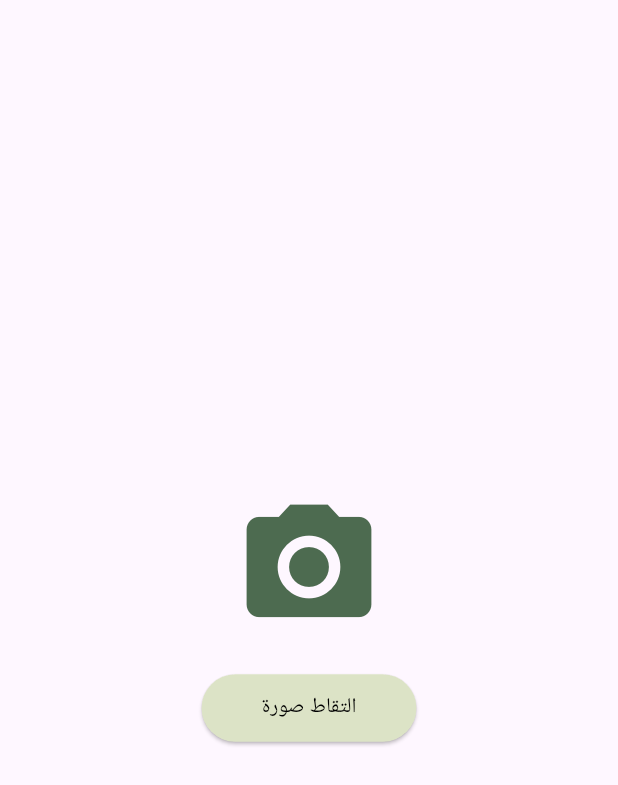
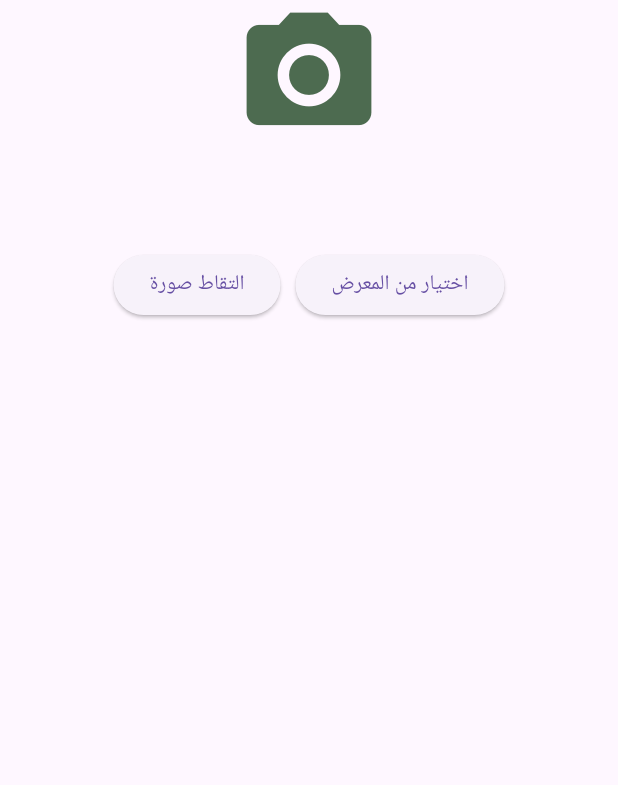
Before and after one commit to Faten-ha/bloom_a1, a Flutter app: the CameraScreen widget shown alone on an empty page, opened directly, on a phone screen of 412 x 824 dp. Shown: the top 785 px of the screen. Run offline on Flutter 3.47's test engine with Material 3 defaults, Android fonts, the phone set to English and light mode, and no system bars; our stand-ins replace get, image_picker, speech_to_text; missing offline and left inert: tflite_flutter.

Commit message:
Atheer commits:Add ML model (add plant_classifier_controller.dart,add plant_model.tflite,add class_mapping.json,update camera_screen.dart,update home_screen.dart )

```diff
--- a/lib/screens/camera_screen.dart
+++ b/lib/screens/camera_screen.dart
@@ -1,56 +1,54 @@
-import 'dart:io';
+import 'package:flutter/material.dart';
+import 'package:get/get.dart';
+import 'package:image_picker/image_picker.dart';
+import '../ML/plant_classifier_controller.dart';
 
-import 'package:flutter/material.dart';
-import 'package:image_picker/image_picker.dart';
+class CameraScreen extends StatelessWidget {
+  CameraScreen({super.key});
 
-class CameraScreen extends StatefulWidget {
-  const CameraScreen({super.key});
-
-  @override
-  State<CameraScreen> createState() => _CameraScreenState();
-}
-
-class _CameraScreenState extends State<CameraScreen> {
-  File? _imageFile;
-  final ImagePicker _picker = ImagePicker();
-
-  Future<void> _openCamera() async {
-    final XFile? image = await _picker.pickImage(source: ImageSource.camera);
-    if (image != null) {
-      setState(() {
-        _imageFile = File(image.path);
-      });
-    }
-  }
+  final PlantClassifierController controller = Get.put(PlantClassifierController());
 
   @override
   Widget build(BuildContext context) {
-    return Center(
+    return SingleChildScrollView(
+      child: Center(
         child: Column(
           mainAxisAlignment: MainAxisAlignment.center,
           children: [
-          _imageFile != null
-              ? Image.file(_imageFile!,
-                  width: 200,
-                  height: 200,
-                  fit: BoxFit.cover) // عرض الصورة بعد التقاطها
-              : const Icon(Icons.camera_alt,
-                  size: 100,
-                  color: Color(0xFF4D6B50)), // أيقونة إذا لم يتم التقاط صورة
+            Obx(() {
+              return controller.imageFile.value != null
+                  ? Image.file(controller.imageFile.value!, width: 200, height: 200, fit: BoxFit.cover)
+                  : const Icon(Icons.camera_alt, size: 100, color: Color(0xFF4D6B50));
+            }),
+            const SizedBox(height: 20),
+            Obx(() => Text(controller.prediction.value,
+                style: const TextStyle(fontSize: 18, fontWeight: FontWeight.bold))),
             const SizedBox(height: 20),
 
+            // // Probabilities Text
+            // Obx(() => Text(
+            //   controller.probabilitiesText.value,
+            //   textAlign: TextAlign.center,
+            //   style: const TextStyle(fontSize: 14, color: Colors.black54),
+            // )),
+            // const SizedBox(height: 20),
+
+            Row(
+              mainAxisAlignment: MainAxisAlignment.center,
+              children: [
                 ElevatedButton(
-            onPressed: _openCamera, // استدعاء دالة فتح الكاميرا
-            style: ElevatedButton.styleFrom(
-              backgroundColor: const Color(0xFFDCE3C6), // لون مطابق للتصميم
-              foregroundColor: Colors.black,
-              shape: RoundedRectangleBorder(
-                  borderRadius: BorderRadius.circular(30)),
-              padding: const EdgeInsets.symmetric(vertical: 12, horizontal: 40),
-            ),
+                  onPressed: () => controller.pickImage(ImageSource.camera),
                   child: const Text("التقاط صورة"),
                 ),
+                const SizedBox(width: 10),
+                ElevatedButton(
+                  onPressed: () => controller.pickImage(ImageSource.gallery),
+                  child: const Text("اختيار من المعرض"),
+                ),
               ],
+            ),
+          ],
+        ),
       ),
     );
   }
--- a/lib/screens/home_screen.dart
+++ b/lib/screens/home_screen.dart
@@ -61,7 +61,7 @@ class _HomeScreenState extends State<HomeScreen> {
         if (text == "اكتشف نبتتك") {
           Navigator.push(
             context,
-            MaterialPageRoute(builder: (context) => const CameraScreen()),
+            MaterialPageRoute(builder: (context) => CameraScreen()),
           );
         }
       },
```
Also changed, not shown: assets/class_mapping.json (added, +49 -0 lines), lib/ML/plant_classifier_controller.dart (added, +102 -0 lines), pubspec.yaml (+8 -2 lines), pubspec.lock, 4 other files. Lines whose indentation alone changed are shown as unchanged.
